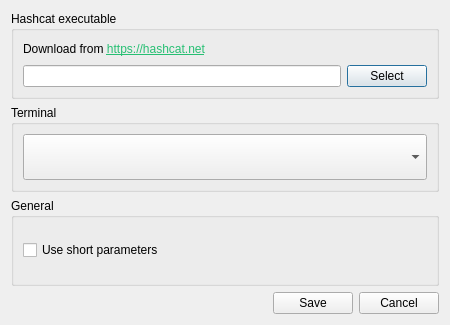
This is src/settingsdialog.ui in rgroesslinger/hashcat-gui as Qt 5 draws it before an edit. The edited form follows.
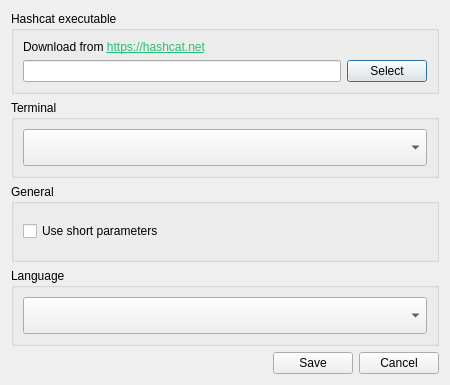
This is the edited form. Icons and pictures are not drawn.

Commit message:
Let the user choose the UI language in the settings
Settings now offers System default additionally to languages with
translations available. System default follows the environment and
landing on English whenever no catalog answers for it.

The catalog is loaded once, in main(), so a changed language is announced
with a restart notice and takes effect on the next start.

What changed in the file:
```diff
--- a/src/settingsdialog.ui
+++ b/src/settingsdialog.ui
@@ -7,7 +7,7 @@
     <x>0</x>
     <y>0</y>
     <width>450</width>
-    <height>325</height>
+    <height>385</height>
    </rect>
   </property>
   <property name="sizePolicy">
@@ -19,13 +19,13 @@
   <property name="minimumSize">
    <size>
     <width>450</width>
-    <height>325</height>
+    <height>385</height>
    </size>
   </property>
   <property name="maximumSize">
    <size>
     <width>450</width>
-    <height>325</height>
+    <height>385</height>
    </size>
   </property>
   <property name="windowTitle">
@@ -159,6 +159,31 @@
      </layout>
     </widget>
    </item>
+   <item>
+    <widget class="QGroupBox" name="groupBox_language">
+     <property name="sizePolicy">
+      <sizepolicy hsizetype="Expanding" vsizetype="Preferred">
+       <horstretch>0</horstretch>
+       <verstretch>0</verstretch>
+      </sizepolicy>
+     </property>
+     <property name="title">
+      <string>Language</string>
+     </property>
+     <layout class="QHBoxLayout" name="horizontalLayout_language">
+      <item>
+       <widget class="QComboBox" name="comboBox_language">
+        <property name="sizePolicy">
+         <sizepolicy hsizetype="Expanding" vsizetype="Preferred">
+          <horstretch>0</horstretch>
+          <verstretch>0</verstretch>
+         </sizepolicy>
+        </property>
+       </widget>
+      </item>
+     </layout>
+    </widget>
+   </item>
    <item>
     <layout class="QHBoxLayout" name="horizontalLayout_2">
      <item>
```
The commit also changes 8 other files.
